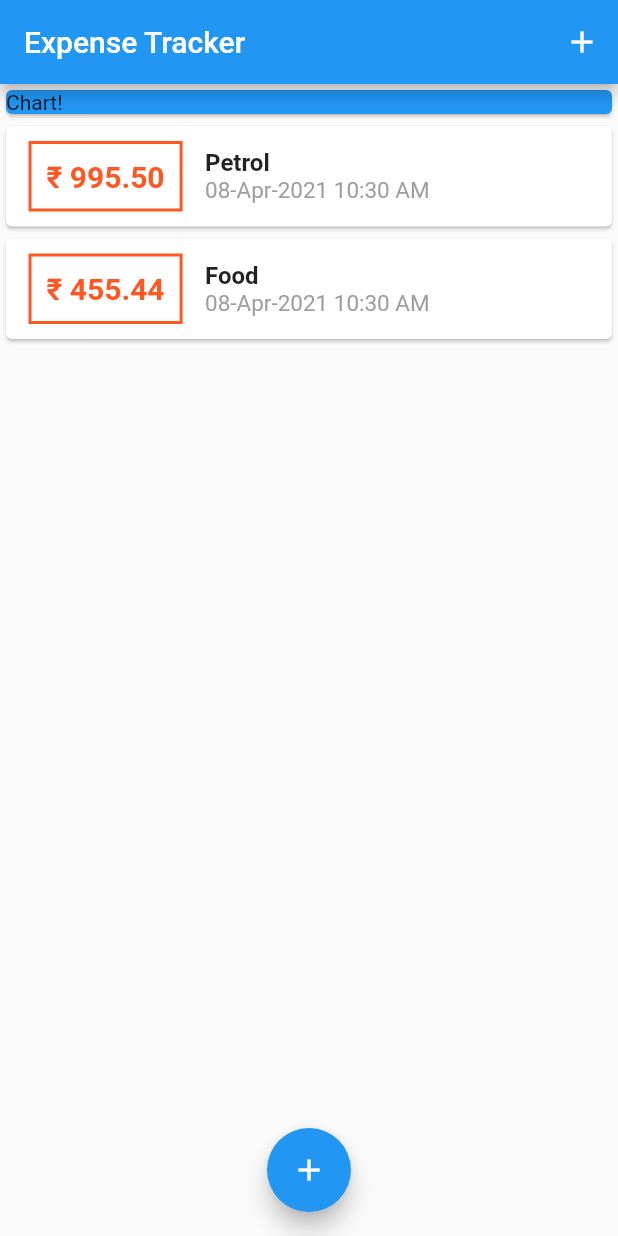
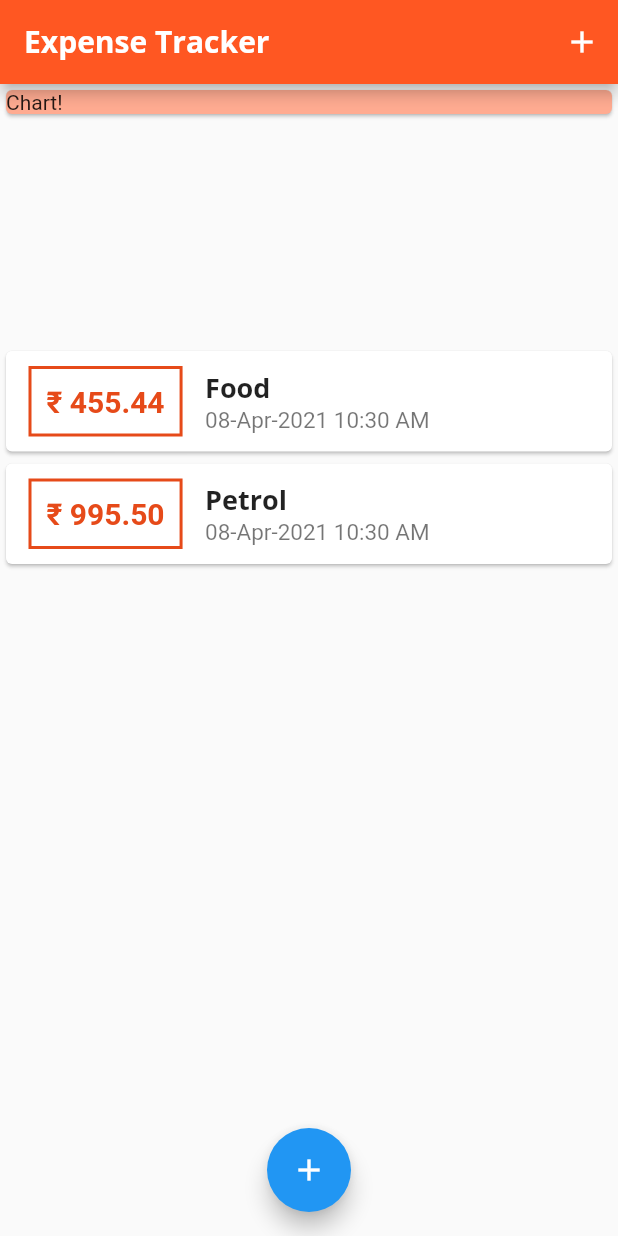
Before and after one commit to akhilvp07/expense_tracker, a Flutter app: the screen it shows after launch, on a phone screen of 412 x 824 dp. Run offline on Flutter 3.47's test engine with Material 2 defaults, Android fonts, the phone set to English and light mode, and no system bars.

Commit message:
Changing fonts and list direction
Fix: Added custome fonts and theme. Also changed the transaction list
direction to add new entries on top. Added animation to scroll to the
top on new entry.

```diff
--- a/lib/main.dart
+++ b/lib/main.dart
@@ -10,7 +10,26 @@ class MyApp extends StatelessWidget {
   @override
   Widget build(BuildContext context) {
     return MaterialApp(
-      title: 'Expense Tracker App',
+      title: 'Expense Tracker',
+      theme: ThemeData(
+          primarySwatch: Colors.deepOrange,
+          accentColor: Colors.blue,
+          fontFamily: 'Quicksand',
+          textTheme: ThemeData.light().textTheme.copyWith(
+                headline6: TextStyle(
+                  fontFamily: 'OpenSans',
+                  fontSize: 18,
+                  fontWeight: FontWeight.bold,
+                ),
+              ),
+          appBarTheme: AppBarTheme(
+            textTheme: ThemeData.light().textTheme.copyWith(
+                    headline6: TextStyle(
+                  fontFamily: 'OpenSans',
+                  fontSize: 20,
+                  fontWeight: FontWeight.bold,
+                )),
+          )),
       debugShowCheckedModeBanner: false,
       home: MyHomePage(),
     );
@@ -23,7 +42,7 @@ class MyHomePage extends StatefulWidget {
 }
 
 class _MyHomePageState extends State<MyHomePage> {
-
+  ScrollController _scrollController = ScrollController();
   final List<Transaction> _userTransactions = [
     Transaction(
       id: 't1',
@@ -48,6 +67,11 @@ class _MyHomePageState extends State<MyHomePage> {
     setState(() {
       _userTransactions.add(newTX);
     });
+    _scrollController.animateTo(
+      _scrollController.position.maxScrollExtent + 100,
+      curve: Curves.easeOut,
+      duration: const Duration(milliseconds: 300),
+    );
   }
 
   void _startAddNewTransaction(BuildContext ctx) {
@@ -78,11 +102,11 @@ class _MyHomePageState extends State<MyHomePage> {
             Container(
               width: double.infinity,
               child: Card(
-                color: Colors.blue,
+                color: Theme.of(context).backgroundColor,
                 child: Text('Chart!'),
               ),
             ),
-            TransactionList(_userTransactions),
+            TransactionList(_userTransactions, _scrollController),
           ],
         ),
       ),
--- a/lib/widgets/transaction_list.dart
+++ b/lib/widgets/transaction_list.dart
@@ -4,14 +4,18 @@ import 'package:intl/intl.dart';
 
 class TransactionList extends StatelessWidget {
   final List<Transaction> transactions;
+  final ScrollController scrollController;
 
-  TransactionList(this.transactions);
+  TransactionList(this.transactions, this.scrollController);
 
   @override
   Widget build(BuildContext context) {
     return Container(
         height: 300,
         child: ListView.builder(
+          controller: scrollController,
+          reverse: true,
+          itemCount: transactions.length,
           itemBuilder: (ctx, index) {
             return Card(
               child: Row(
@@ -27,12 +31,12 @@ class TransactionList extends StatelessWidget {
                       style: TextStyle(
                         fontWeight: FontWeight.bold,
                         fontSize: 20,
-                        color: Colors.deepOrange,
+                        color: Theme.of(context).primaryColorDark,
                       ),
                     ),
                     decoration: BoxDecoration(
                       border: Border.all(
-                        color: Colors.deepOrange,
+                        color: Theme.of(context).primaryColorDark,
                         width: 2,
                       ),
                     ),
@@ -44,10 +48,7 @@ class TransactionList extends StatelessWidget {
                     children: <Widget>[
                       Text(
                         transactions[index].title,
-                        style: TextStyle(
-                          fontSize: 16,
-                          fontWeight: FontWeight.bold,
-                        ),
+                        style: Theme.of(context).textTheme.headline6,
                       ),
                       Text(
                         DateFormat('dd-MMM-yyyy hh:mm a')
@@ -55,7 +56,7 @@ class TransactionList extends StatelessWidget {
                         style: TextStyle(
                           fontSize: 15,
                           fontWeight: FontWeight.normal,
-                          color: Colors.grey,
+                          color: Theme.of(context).unselectedWidgetColor,
                         ),
                       ),
                     ],
@@ -64,7 +65,6 @@ class TransactionList extends StatelessWidget {
               ),
             );
           },
-          itemCount: transactions.length,
         ));
   }
 }
```
Also changed, not shown: pubspec.yaml (+11 -6 lines), assets/fonts/OpenSans-Bold.ttf (added), assets/fonts/OpenSans-Regular.ttf (added), assets/fonts/Quicksand-Bold.ttf (added), assets/fonts/Quicksand-Regular.ttf (added).
